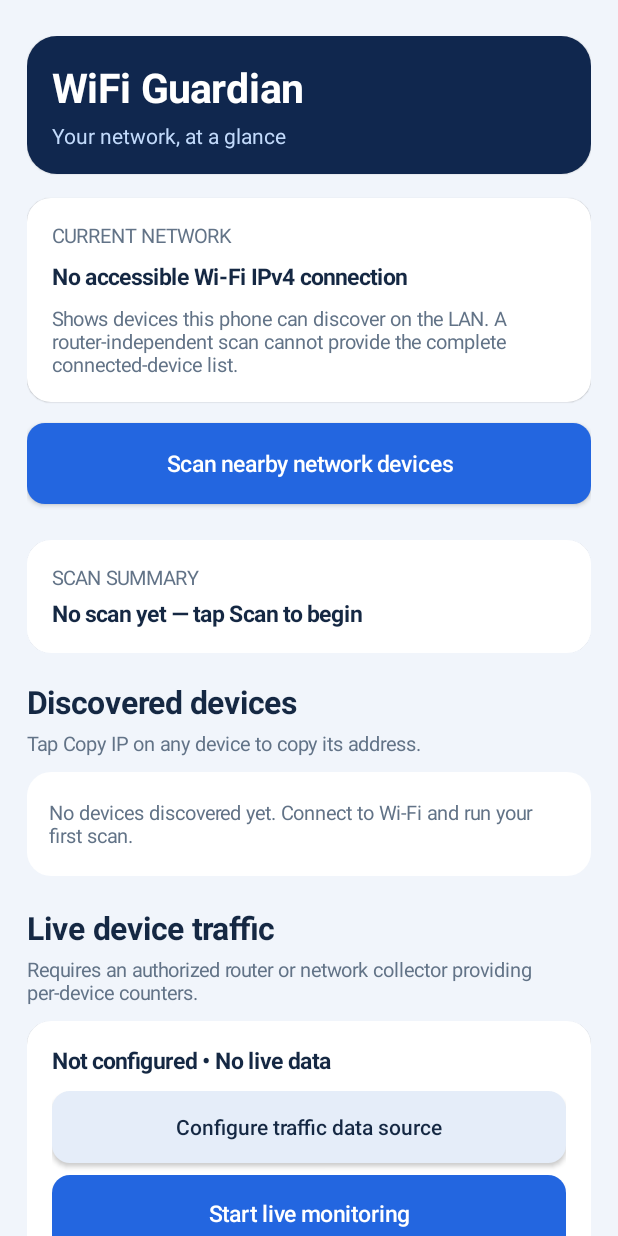
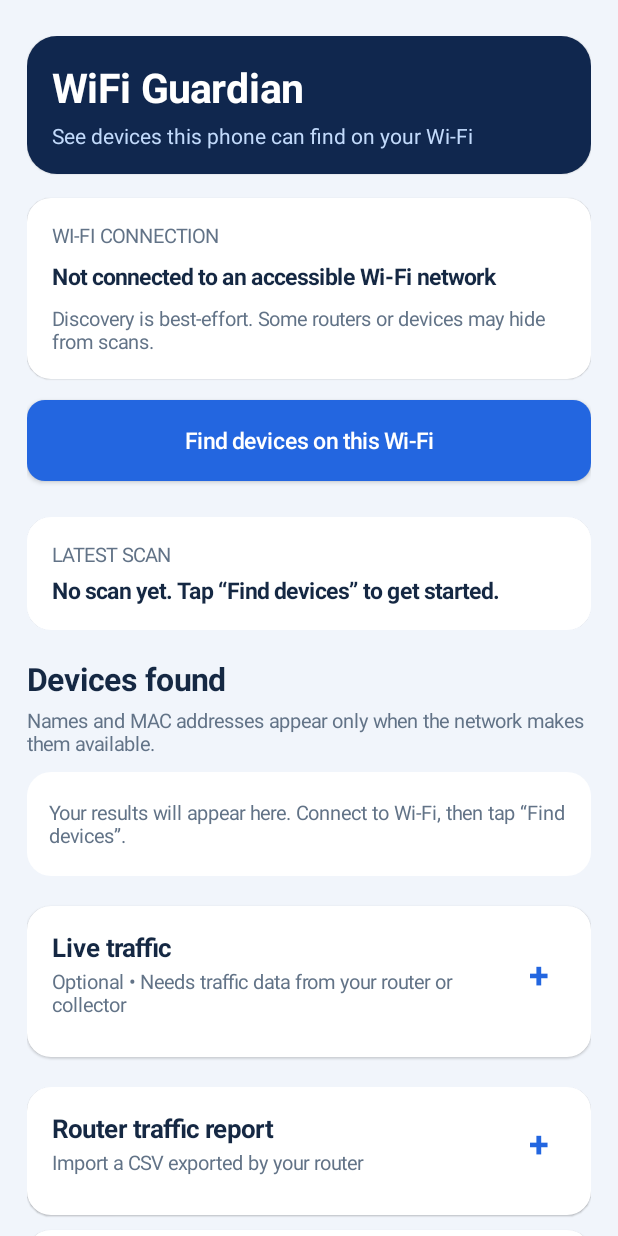
Before and after one commit to salweprakhar/WiFiGuardian, an Android app: the screen it shows after launch (MainActivity), on a phone screen of 412 x 824 dp. Run offline under Robolectric (Android 15) with nearby library versions, the phone set to English and light mode, and no system bars; 6 statements that could not run were skipped.

Commit message:
Third commit to Test the UI and Discovered devices

```diff
--- a/android/app/src/main/java/com/example/wifiguardian/MainActivity.kt
+++ b/android/app/src/main/java/com/example/wifiguardian/MainActivity.kt
@@ -10,6 +10,7 @@ import android.net.LinkProperties
 import android.net.Uri
 import android.os.Handler
 import android.os.Looper
+import android.os.Build
 import java.net.HttpURLConnection
 import java.net.URL
 import android.net.wifi.WifiManager
@@ -111,6 +112,45 @@ class MainActivity : Activity() {
         setOnClickListener { action() }
     }
 
+    private fun expandableSection(
+        title: String,
+        description: String,
+        content: LinearLayout.() -> Unit
+    ): LinearLayout {
+        val section = card()
+        val header = LinearLayout(this).apply {
+            orientation = LinearLayout.HORIZONTAL
+            gravity = Gravity.CENTER_VERTICAL
+            isClickable = true
+            isFocusable = true
+        }
+        val text = LinearLayout(this).apply { orientation = LinearLayout.VERTICAL }
+        text.addView(label(title, 17f, true))
+        text.addView(gap(3))
+        text.addView(small(description))
+        header.addView(text, LinearLayout.LayoutParams(0, -2, 1f))
+        val arrow = label("+", 24f, true).apply {
+            setTextColor(blue)
+            gravity = Gravity.CENTER
+            contentDescription = "Expand section"
+        }
+        header.addView(arrow, LinearLayout.LayoutParams(dp(36), dp(40)))
+        val body = LinearLayout(this).apply {
+            orientation = LinearLayout.VERTICAL
+            visibility = View.GONE
+        }.apply(content)
+        header.setOnClickListener {
+            val expanded = body.visibility != View.VISIBLE
+            body.visibility = if (expanded) View.VISIBLE else View.GONE
+            arrow.text = if (expanded) "−" else "+"
+            arrow.contentDescription = if (expanded) "Collapse section" else "Expand section"
+        }
+        section.addView(header)
+        section.addView(gap(10))
+        section.addView(body)
+        return section
+    }
+
     override fun onCreate(savedInstanceState: Bundle?) {
         super.onCreate(savedInstanceState)
         window.statusBarColor = Color.rgb(16, 39, 78)
@@ -126,21 +166,21 @@ class MainActivity : Activity() {
         val header = card().apply { background = rounded(Color.rgb(16, 39, 78), 20) }
         header.addView(label("WiFi Guardian", 27f, true).apply { setTextColor(Color.WHITE) })
         header.addView(gap(5))
-        header.addView(label("Your network, at a glance", 14f).apply { setTextColor(Color.rgb(194, 218, 251)) })
+        header.addView(label("See devices this phone can find on your Wi-Fi", 14f).apply { setTextColor(Color.rgb(194, 218, 251)) })
         root.addView(header)
         root.addView(gap(16))
 
         val netCard = card()
-        netCard.addView(small("CURRENT NETWORK"))
+        netCard.addView(small("WI-FI CONNECTION"))
         netCard.addView(gap(8))
         status = label("Checking Wi-Fi connection...", 15f, true)
         netCard.addView(status)
         netCard.addView(gap(9))
-        netCard.addView(small("Shows devices this phone can discover on the LAN. A router-independent scan cannot provide the complete connected-device list."))
+        netCard.addView(small("Discovery is best-effort. Some routers or devices may hide from scans."))
         root.addView(netCard)
         root.addView(gap(14))
 
-        scanButton = mainButton("Scan nearby network devices") { scan() }
+        scanButton = mainButton("Find devices on this Wi-Fi") { scan() }
         root.addView(scanButton, LinearLayout.LayoutParams(-1, dp(54)))
         root.addView(gap(10))
         progress = ProgressBar(this, null, android.R.attr.progressBarStyleHorizontal).apply {
@@ -150,90 +190,90 @@ class MainActivity : Activity() {
         root.addView(gap(14))
 
         val summaryCard = card()
-        summaryCard.addView(small("SCAN SUMMARY"))
+        summaryCard.addView(small("LATEST SCAN"))
         summaryCard.addView(gap(5))
-        summary = label("No scan yet — tap Scan to begin", 15f, true)
+        summary = label("No scan yet. Tap “Find devices” to get started.", 15f, true)
         summaryCard.addView(summary)
         root.addView(summaryCard)
         root.addView(gap(18))
 
-        root.addView(label("Discovered devices", 21f, true))
+        root.addView(label("Devices found", 21f, true))
         root.addView(gap(5))
-        root.addView(small("Tap Copy IP on any device to copy its address."))
+        root.addView(small("Names and MAC addresses appear only when the network makes them available."))
         root.addView(gap(10))
         results = LinearLayout(this).apply { orientation = LinearLayout.VERTICAL }
         root.addView(results)
-        emptyState = small("No devices discovered yet. Connect to Wi-Fi and run your first scan.").apply {
+        emptyState = small("Your results will appear here. Connect to Wi-Fi, then tap “Find devices”.").apply {
             setPadding(dp(15), dp(18), dp(15), dp(18))
             background = rounded(Color.WHITE)
         }
         results.addView(emptyState)
         root.addView(gap(20))
 
-        root.addView(label("Live device traffic", 21f, true))
-        root.addView(gap(5))
-        root.addView(small("Requires an authorized router or network collector providing per-device counters."))
-        root.addView(gap(10))
-        val liveCard = card()
-        liveSummary = label("Not configured • No live data", 15f, true)
-        liveCard.addView(liveSummary)
-        liveCard.addView(gap(10))
-        liveCard.addView(secondaryButton("Configure traffic data source") { configureLive() })
-        liveCard.addView(gap(8))
-        liveButton = mainButton("Start live monitoring") { toggleLive() }
-        liveCard.addView(liveButton)
-        liveCard.addView(gap(10))
-        liveCard.addView(secondaryButton("Select a device to monitor") { configureDeviceFilter() })
-        liveCard.addView(gap(6))
+        root.addView(expandableSection(
+            "Live traffic",
+            "Optional • Needs traffic data from your router or collector"
+        ) {
+            liveSummary = label("Not set up", 15f, true)
+            addView(liveSummary)
+            addView(gap(8))
+            addView(small("This is separate from finding devices. Configure a trusted data source to view per-device usage."))
+            addView(gap(10))
+            addView(secondaryButton("Set up traffic source") { configureLive() })
+            addView(gap(8))
+            liveButton = mainButton("Start monitoring") { toggleLive() }
+            addView(liveButton)
+            addView(gap(8))
+            addView(secondaryButton("Choose a device") { configureDeviceFilter() })
+            addView(gap(6))
             filterStatus = small("Showing all reported devices")
-        liveCard.addView(filterStatus)
-        root.addView(liveCard)
-        root.addView(gap(10))
+            addView(filterStatus)
+            addView(gap(10))
             liveList = LinearLayout(this).apply { orientation = LinearLayout.VERTICAL }
-        root.addView(liveList)
+            addView(liveList)
+        })
         root.addView(gap(20))
 
-        root.addView(label("Imported traffic reports", 21f, true))
-        root.addView(gap(5))
-        root.addView(small("From authorized router reports — not live capture of other phones."))
+        root.addView(expandableSection(
+            "Router traffic report",
+            "Import a CSV exported by your router"
+        ) {
+            trafficSummary = label("No report imported", 15f, true)
+            addView(trafficSummary)
+            addView(gap(8))
+            addView(small("Reports show data supplied by your router; they are not captured by this app."))
+            addView(gap(10))
+            addView(mainButton("Import traffic CSV") { pickTrafficCsv() })
+            addView(gap(8))
+            addView(secondaryButton("CSV format and example") { showTrafficHelp() })
+            addView(gap(8))
+            addView(secondaryButton("Clear imported report") { clearTraffic() })
+            addView(gap(10))
+            trafficList = LinearLayout(this).apply { orientation = LinearLayout.VERTICAL }
+            addView(trafficList)
+        })
         root.addView(gap(10))
-        val trafficCard = card()
-        trafficSummary = label("No router traffic report imported", 15f, true)
-        trafficCard.addView(trafficSummary)
-        trafficCard.addView(gap(10))
-        trafficCard.addView(mainButton("Import router traffic CSV") { pickTrafficCsv() })
-        trafficCard.addView(gap(8))
-        trafficCard.addView(secondaryButton("CSV format & example") { showTrafficHelp() })
-        trafficCard.addView(gap(8))
-        trafficCard.addView(secondaryButton("Clear imported traffic") { clearTraffic() })
-        root.addView(trafficCard)
-        root.addView(gap(10))
-        trafficList = LinearLayout(this).apply { orientation = LinearLayout.VERTICAL }
-        root.addView(trafficList)
-        root.addView(gap(20))
 
-        root.addView(label("Tools & reports", 20f, true))
-        root.addView(gap(10))
-        val tools = card()
-        tools.addView(secondaryButton("Open router settings") {
+        root.addView(expandableSection("More options", "Router settings, scan history, and export") {
+            addView(secondaryButton("Open router settings") {
                 val g = gateway
                 if (g == null) toast("Router gateway not detected")
                 else startActivity(Intent(Intent.ACTION_VIEW, Uri.parse("http://$g")))
             })
-        tools.addView(gap(8))
-        exportButton = secondaryButton("Share results as CSV") { shareCsv() }
-        tools.addView(exportButton)
-        tools.addView(gap(8))
+            addView(gap(8))
+            exportButton = secondaryButton("Share device list as CSV") { shareCsv() }
+            addView(exportButton)
+            addView(gap(8))
             historyButton = secondaryButton("View scan history") { showHistory() }
-        tools.addView(historyButton)
-        tools.addView(gap(12))
-        tools.addView(small("Device blocking and other devices' traffic require an authorized, compatible router integration. Not supported by this version."))
-        root.addView(tools)
+            addView(historyButton)
+            addView(gap(12))
+            addView(small("Blocking devices and viewing other devices’ traffic require a compatible router integration."))
+        })
         setContentView(scroll)
         refreshNetworkInfo()
         restoreTraffic()
         liveEndpoint = prefs.getString("live_endpoint", "") ?: ""
-        if (liveEndpoint.isNotBlank()) liveSummary.text = "Configured • Tap Start live monitoring"
+        if (liveEndpoint.isNotBlank()) liveSummary.text = "Source saved • Start monitoring when ready"
     }
 
     private fun toast(message: String) = Toast.makeText(this, message, Toast.LENGTH_LONG).show()
@@ -291,8 +331,8 @@ class MainActivity : Activity() {
         val info = networkInfo()
         gateway = info?.gateway
         localIp = info?.ip
-        status.text = if (info == null) "No accessible Wi-Fi IPv4 connection" else
-            "Connected • Phone: ${info.ip}/${info.prefix}\nRouter: ${info.gateway ?: "not detected"}"
+        status.text = if (info == null) "Not connected to an accessible Wi-Fi network" else
+            "Connected to Wi-Fi\nThis phone: ${info.ip}/${info.prefix}\nRouter: ${info.gateway ?: "not detected"}"
     }
 
     private fun reachable(ip: String): Boolean {
@@ -343,7 +383,7 @@ class MainActivity : Activity() {
         return discovered
     }
 
-    private fun readArpNeighbors(info: NetworkInfo): Set<String> {
+    private fun readArpNeighbors(info: NetworkInfo): Map<String, String> {
         return try {
             java.io.File("/proc/net/arp").useLines { lines ->
                 lines.drop(1).mapNotNull { line ->
@@ -354,15 +394,44 @@ class MainActivity : Activity() {
                     val mac = columns[3]
                     if (isInSubnet(ip, info) && ip != info.ip && ip != info.gateway &&
                         (flags and 0x2) != 0 &&
-                        mac != "00:00:00:00:00:00") ip else null
-                }.toSet()
+                        mac != "00:00:00:00:00:00") ip to mac else null
+                }.toMap()
             }
         } catch (e: java.io.IOException) {
             android.util.Log.w("WiFiGuardian", "Could not read the IPv4 neighbor cache", e)
-            emptySet()
+            emptyMap()
         } catch (e: SecurityException) {
             android.util.Log.w("WiFiGuardian", "Access to the IPv4 neighbor cache was denied", e)
-            emptySet()
+            emptyMap()
+        }
+    }
+
+    private fun resolveHostnames(ips: List<String>): Map<String, String> {
+        return try {
+            probes.invokeAll(
+                ips.map { ip ->
+                    java.util.concurrent.Callable {
+                        val hostname = try {
+                            InetAddress.getByName(ip).canonicalHostName.trimEnd('.')
+                        } catch (_: Exception) {
+                            ""
+                        }
+                        ip to hostname.takeIf { it.isNotBlank() && !it.equals(ip, ignoreCase = true) }
+                    }
+                },
+                2,
+                TimeUnit.SECONDS
+            ).mapNotNull { future ->
+                try {
+                    future.get()?.let { (ip, hostname) -> hostname?.let { ip to it } }
+                } catch (_: Exception) {
+                    null
+                }
+            }.toMap()
+        } catch (e: InterruptedException) {
+            Thread.currentThread().interrupt()
+            android.util.Log.w("WiFiGuardian", "Hostname lookup was interrupted", e)
+            emptyMap()
         }
     }
 
@@ -403,14 +472,16 @@ class MainActivity : Activity() {
                 }
             }
             jobs.forEach { try { it.get(40, TimeUnit.SECONDS) } catch (_: Exception) { it.cancel(true) } }
+            val arpNeighbors = readArpNeighbors(info)
             val knownIps = synchronized(found) { found.map { it.first }.toSet() }
-            readArpNeighbors(info).filterNot { it in knownIps }.forEach {
+            arpNeighbors.keys.filterNot { it in knownIps }.forEach {
                 found.add(it to "LAN neighbor cache")
             }
             val sorted = synchronized(found) {
                 found.distinctBy { it.first }
                     .sortedWith(compareBy { ipv4Value(it.first) ?: Long.MAX_VALUE })
             }
+            val hostnames = resolveHostnames(sorted.map { it.first }.filter { it != info.ip })
             val timestamp = SimpleDateFormat("yyyy-MM-dd HH:mm:ss", Locale.getDefault()).format(Date())
             val previous = prefs.getString("last_ips", "")?.split(",")?.filter { it.isNotBlank() }?.toSet() ?: emptySet()
             val current = sorted.map { it.first }.toSet()
@@ -425,20 +496,28 @@ class MainActivity : Activity() {
                 lastResults = sorted.toMutableList()
                 results.removeAllViews()
                 if (sorted.isEmpty()) {
-                    results.addView(small("No responding devices found. Your Wi-Fi may isolate devices or block probes."))
+                    results.addView(small("No devices were found in this scan. Some connected devices may not respond to discovery."))
                 }
                 sorted.forEach { (ip, role) ->
                     val row = card()
-                    val heading = when (role) {
-                        "This phone" -> "Your Redmi phone"
+                    val roleLabel = when (role) {
+                        "This phone" -> "This phone"
                         "Gateway (router)" -> "Wi-Fi router"
                         "UPnP/SSDP responding" -> "Smart / media device"
                         "LAN neighbor cache" -> "LAN neighbor"
                         else -> "Network device"
                     }
-                    row.addView(label("$heading${if (ip in newIps) "  • NEW" else ""}", 16f, true))
+                    val identity = when {
+                        ip == info.ip -> "${Build.MANUFACTURER} ${Build.MODEL} (this phone)".trim()
+                        else -> hostnames[ip] ?: roleLabel
+                    }
+                    row.addView(label("$identity${if (ip in newIps) "  • NEW" else ""}", 16f, true))
                     row.addView(gap(4))
-                    row.addView(small("IP: $ip  •  $role"))
+                    row.addView(small("IP: $ip  •  $roleLabel"))
+                    arpNeighbors[ip]?.let { mac ->
+                        row.addView(gap(4))
+                        row.addView(small("MAC: $mac"))
+                    }
                     trafficEntries.firstOrNull { it.ip == ip }?.let { t ->
                         row.addView(gap(5))
                         row.addView(small("Router report: ↓ ${formatBytes(t.rx)}  ↑ ${formatBytes(t.tx)}"))
@@ -452,7 +531,7 @@ class MainActivity : Activity() {
                     results.addView(row)
                     results.addView(gap(9))
                 }
-                summary.text = "${sorted.size} discovered/known • ${newIps.size} new • ${missingIps.size} not responding\nLast scan: $timestamp\nNot a complete router connected-client list."
+                summary.text = "${sorted.size} devices found • ${newIps.size} new • ${missingIps.size} seen before but not found this time\nLast scan: $timestamp\nThis may not include every device connected to Wi-Fi."
                 scanButton.isEnabled = true
                 scanButton.text = "Scan again"
                 progress.visibility = View.GONE
```
Also changed, not shown: android/app/build.gradle.kts (+32 -0 lines), 2 other files. Lines whose indentation alone changed are shown as unchanged.
